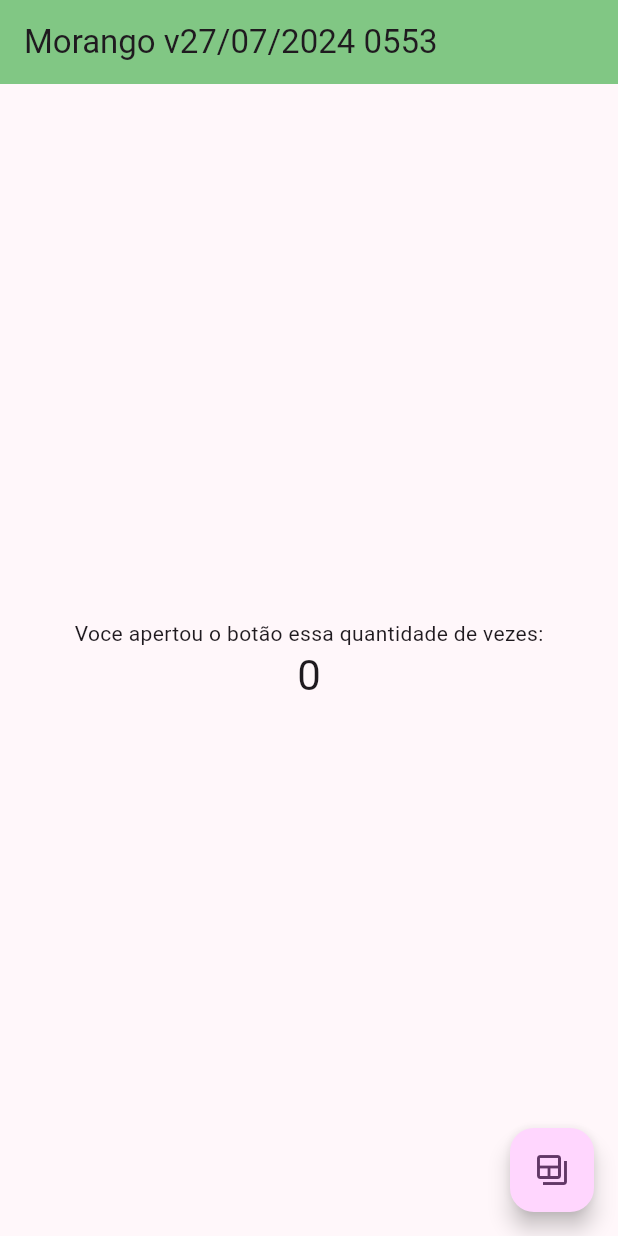
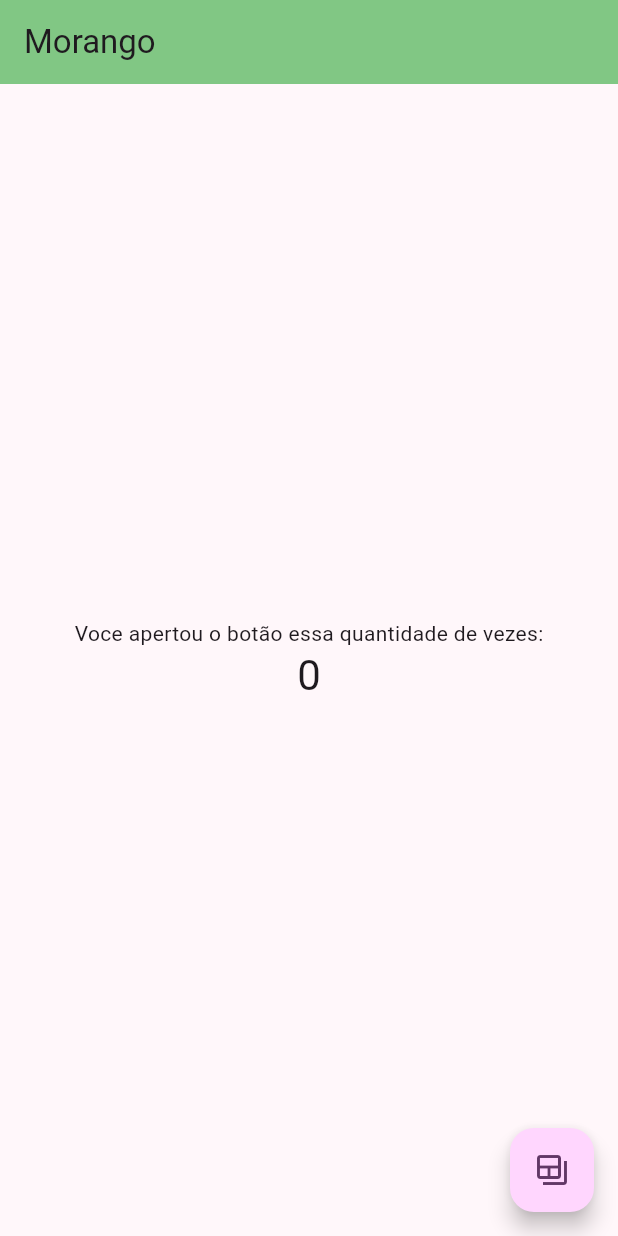
Before and after one commit to slackwarecps/morango, a Flutter app: the screen it shows after launch, on a phone screen of 412 x 824 dp. Run offline on Flutter 3.47's test engine with Material 3 defaults, Android fonts, the phone set to English and light mode, and no system bars; our stand-ins replace device_info_plus, firebase_core, firebase_messaging, logger, shared_preferences; accounts and stored records are empty; network calls fail.

Commit message:
chore: Update project version to 1.0.1+2

```diff
--- a/lib/main.dart
+++ b/lib/main.dart
@@ -194,7 +194,7 @@ class MyApp extends StatelessWidget {
         colorScheme: ColorScheme.fromSeed(seedColor: Colors.purple),
         useMaterial3: true,
       ),
-      home: const MyHomePage(title: 'Morango v27/07/2024 0553'),
+      home: const MyHomePage(title: 'Morango '),
       navigatorKey: navigatorKey,
     );
   }
--- a/pubspec.yaml
+++ b/pubspec.yaml
@@ -16,7 +16,7 @@ publish_to: 'none' # Remove this line if you wish to publish to pub.dev
 # https://developer.apple.com/library/archive/documentation/General/Reference/InfoPlistKeyReference/Articles/CoreFoundationKeys.html
 # In Windows, build-name is used as the major, minor, and patch parts
 # of the product and file versions while build-number is used as the build suffix.
-version: 1.0.0+1
+version: 1.0.1+2
 
 environment:
   sdk: '>=3.4.3 <4.0.0'
```
Also changed, not shown: docs/banner_1024x500.png (added), docs/morango_icone_512x512.png (added), docs/tablet_10pol_16x9 copy.png (added), docs/tablet_7pol_16x9.png (added), docs/tela_01.jpg (added), docs/tela_02.jpg (added), docs/tela_03.jpg (added), docs/tela_04.jpg (added), 6 other files.
